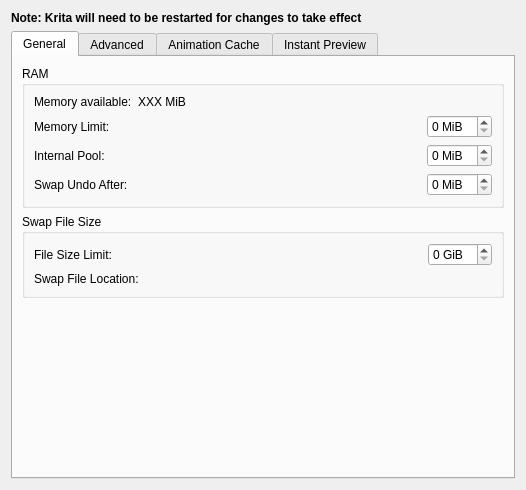
This is libs/ui/forms/wdgperformancesettings.ui in KDE/krita as Qt 5 draws it before an edit. The edited form follows.
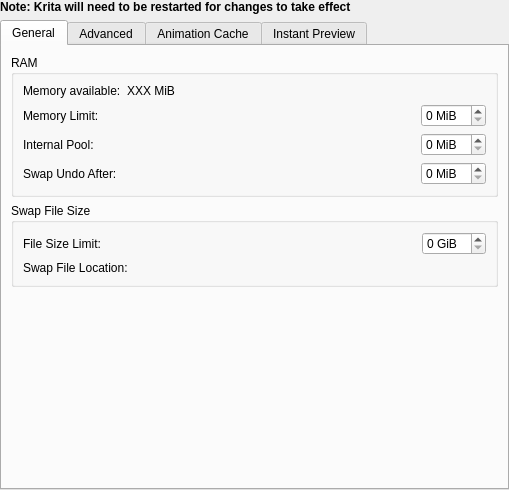
This is the edited form. Custom widgets are drawn as their Qt base class.

What changed in the file:
```diff
--- a/libs/ui/forms/wdgperformancesettings.ui
+++ b/libs/ui/forms/wdgperformancesettings.ui
@@ -15,6 +15,18 @@
    </rect>
   </property>
   <layout class="QVBoxLayout" name="verticalLayout_3">
+   <property name="leftMargin">
+    <number>0</number>
+   </property>
+   <property name="topMargin">
+    <number>0</number>
+   </property>
+   <property name="rightMargin">
+    <number>0</number>
+   </property>
+   <property name="bottomMargin">
+    <number>0</number>
+   </property>
    <item>
     <widget class="QLabel" name="label_10">
      <property name="font">
```
